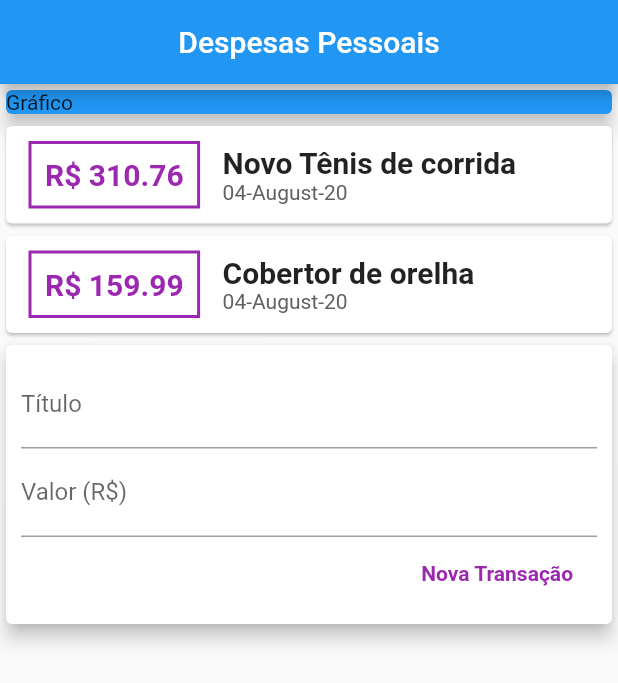
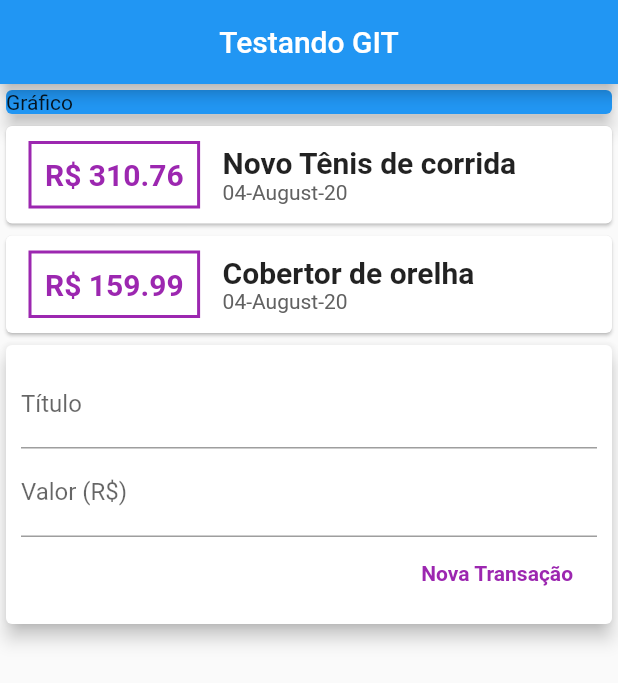
Before and after one commit to velosobr/flutter-zero-to-hero, a Flutter app: the screen it shows after launch, on a phone screen of 412 x 824 dp. Shown: the top 683 px of the screen. Run offline on Flutter 3.47's test engine with Material 2 defaults, Android fonts, the phone set to English and light mode, and no system bars; our stand-ins replace auto_size_text.

Commit message:
teste de git5

```diff
--- a/expenses/lib/main.dart
+++ b/expenses/lib/main.dart
@@ -20,7 +20,7 @@ class MyHomePage extends StatelessWidget {
   Widget build(BuildContext context) {
     return Scaffold(
       appBar: AppBar(
-        title: Text('Despesas Pessoais'),
+        title: Text('Testando GIT'),
         centerTitle: true,
       ),
       body: Column(
```
